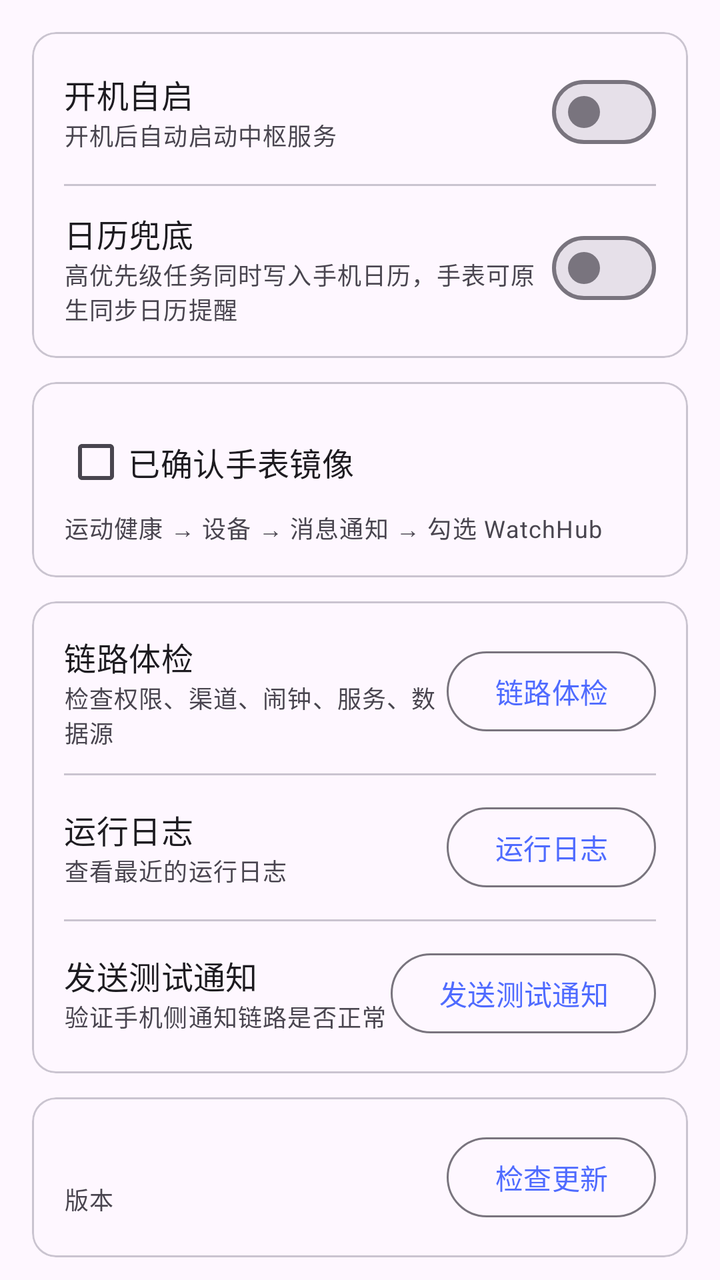
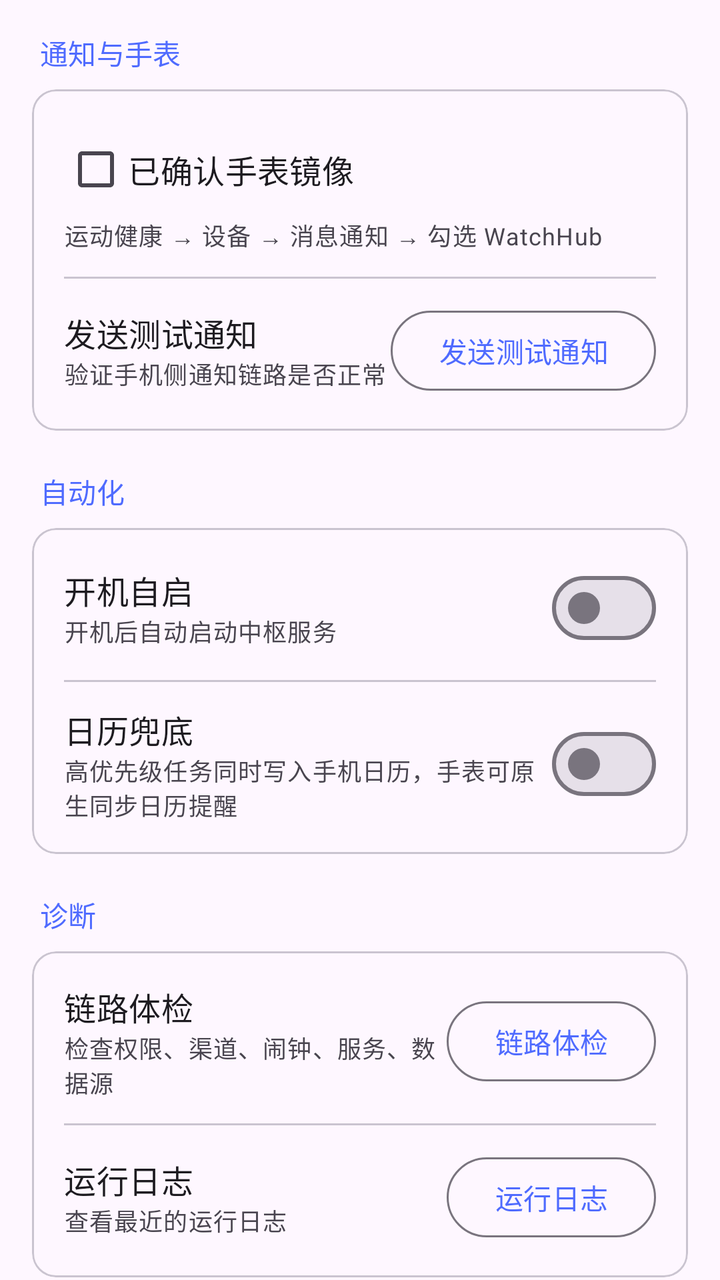

An Android layout rendered at two revisions. The XML below is the earlier revision; the diff shows what the commit changed to produce the second picture.
<!-- AndroidManifest.xml: application theme Theme.WatchHub -->
<!-- res/layout/fragment_settings.xml -->
<?xml version="1.0" encoding="utf-8"?>
<androidx.core.widget.NestedScrollView xmlns:android="http://schemas.android.com/apk/res/android"
    android:layout_width="match_parent"
    android:layout_height="match_parent"
    android:fillViewport="true">

    <LinearLayout
        android:layout_width="match_parent"
        android:layout_height="wrap_content"
        android:orientation="vertical"
        android:padding="16dp">

        <com.google.android.material.card.MaterialCardView
            android:layout_width="match_parent"
            android:layout_height="wrap_content">

            <LinearLayout
                android:layout_width="match_parent"
                android:layout_height="wrap_content"
                android:orientation="vertical"
                android:padding="16dp">

                <LinearLayout
                    android:layout_width="match_parent"
                    android:layout_height="wrap_content"
                    android:gravity="center_vertical"
                    android:orientation="horizontal">

                    <LinearLayout
                        android:layout_width="0dp"
                        android:layout_height="wrap_content"
                        android:layout_weight="1"
                        android:orientation="vertical">

                        <TextView
                            android:layout_width="match_parent"
                            android:layout_height="wrap_content"
                            android:text="@string/settings_start_on_boot"
                            android:textAppearance="?attr/textAppearanceTitleMedium" />

                        <TextView
                            android:layout_width="match_parent"
                            android:layout_height="wrap_content"
                            android:text="@string/settings_start_on_boot_desc"
                            android:textAppearance="@style/TextAppearance.WatchHub.Caption" />
                    </LinearLayout>

                    <com.google.android.material.materialswitch.MaterialSwitch
                        android:id="@+id/switch_boot"
                        android:layout_width="wrap_content"
                        android:layout_height="wrap_content" />
                </LinearLayout>

                <View
                    android:layout_width="match_parent"
                    android:layout_height="1dp"
                    android:layout_marginTop="12dp"
                    android:layout_marginBottom="12dp"
                    android:background="?attr/colorOutlineVariant" />

                <LinearLayout
                    android:layout_width="match_parent"
                    android:layout_height="wrap_content"
                    android:gravity="center_vertical"
                    android:orientation="horizontal">

                    <LinearLayout
                        android:layout_width="0dp"
                        android:layout_height="wrap_content"
                        android:layout_weight="1"
                        android:orientation="vertical">

                        <TextView
                            android:layout_width="match_parent"
                            android:layout_height="wrap_content"
                            android:text="@string/settings_calendar"
                            android:textAppearance="?attr/textAppearanceTitleMedium" />

                        <TextView
                            android:layout_width="match_parent"
                            android:layout_height="wrap_content"
                            android:text="@string/settings_calendar_desc"
                            android:textAppearance="@style/TextAppearance.WatchHub.Caption" />
                    </LinearLayout>

                    <com.google.android.material.materialswitch.MaterialSwitch
                        android:id="@+id/switch_calendar"
                        android:layout_width="wrap_content"
                        android:layout_height="wrap_content" />
                </LinearLayout>
            </LinearLayout>
        </com.google.android.material.card.MaterialCardView>

        <com.google.android.material.card.MaterialCardView
            android:layout_width="match_parent"
            android:layout_height="wrap_content"
            android:layout_marginTop="12dp">

            <LinearLayout
                android:layout_width="match_parent"
                android:layout_height="wrap_content"
                android:orientation="vertical"
                android:padding="16dp">

                <com.google.android.material.checkbox.MaterialCheckBox
                    android:id="@+id/cb_mirror"
                    android:layout_width="match_parent"
                    android:layout_height="wrap_content"
                    android:text="@string/settings_mirror"
                    android:textAppearance="?attr/textAppearanceTitleMedium" />

                <TextView
                    android:layout_width="match_parent"
                    android:layout_height="wrap_content"
                    android:text="@string/settings_mirror_desc"
                    android:textAppearance="@style/TextAppearance.WatchHub.Caption" />
            </LinearLayout>
        </com.google.android.material.card.MaterialCardView>

        <com.google.android.material.card.MaterialCardView
            android:layout_width="match_parent"
            android:layout_height="wrap_content"
            android:layout_marginTop="12dp">

            <LinearLayout
                android:layout_width="match_parent"
                android:layout_height="wrap_content"
                android:orientation="vertical"
                android:padding="16dp">

                <LinearLayout
                    android:layout_width="match_parent"
                    android:layout_height="wrap_content"
                    android:gravity="center_vertical"
                    android:orientation="horizontal">

                    <LinearLayout
                        android:layout_width="0dp"
                        android:layout_height="wrap_content"
                        android:layout_weight="1"
                        android:orientation="vertical">

                        <TextView
                            android:layout_width="match_parent"
                            android:layout_height="wrap_content"
                            android:text="@string/settings_health"
                            android:textAppearance="?attr/textAppearanceTitleMedium" />

                        <TextView
                            android:layout_width="match_parent"
                            android:layout_height="wrap_content"
                            android:text="@string/settings_health_desc"
                            android:textAppearance="@style/TextAppearance.WatchHub.Caption" />
                    </LinearLayout>

                    <com.google.android.material.button.MaterialButton
                        android:id="@+id/btn_health"
                        style="@style/Widget.Material3.Button.OutlinedButton"
                        android:layout_width="wrap_content"
                        android:layout_height="wrap_content"
                        android:text="@string/settings_health" />
                </LinearLayout>

                <View
                    android:layout_width="match_parent"
                    android:layout_height="1dp"
                    android:layout_marginTop="12dp"
                    android:layout_marginBottom="12dp"
                    android:background="?attr/colorOutlineVariant" />

                <LinearLayout
                    android:layout_width="match_parent"
                    android:layout_height="wrap_content"
                    android:gravity="center_vertical"
                    android:orientation="horizontal">

                    <LinearLayout
                        android:layout_width="0dp"
                        android:layout_height="wrap_content"
                        android:layout_weight="1"
                        android:orientation="vertical">

                        <TextView
                            android:layout_width="match_parent"
                            android:layout_height="wrap_content"
                            android:text="@string/settings_logs"
                            android:textAppearance="?attr/textAppearanceTitleMedium" />

                        <TextView
                            android:layout_width="match_parent"
                            android:layout_height="wrap_content"
                            android:text="@string/settings_logs_desc"
                            android:textAppearance="@style/TextAppearance.WatchHub.Caption" />
                    </LinearLayout>

                    <com.google.android.material.button.MaterialButton
                        android:id="@+id/btn_logs"
                        style="@style/Widget.Material3.Button.OutlinedButton"
                        android:layout_width="wrap_content"
                        android:layout_height="wrap_content"
                        android:text="@string/settings_logs" />
                </LinearLayout>

                <View
                    android:layout_width="match_parent"
                    android:layout_height="1dp"
                    android:layout_marginTop="12dp"
                    android:layout_marginBottom="12dp"
                    android:background="?attr/colorOutlineVariant" />

                <LinearLayout
                    android:layout_width="match_parent"
                    android:layout_height="wrap_content"
                    android:gravity="center_vertical"
                    android:orientation="horizontal">

                    <LinearLayout
                        android:layout_width="0dp"
                        android:layout_height="wrap_content"
                        android:layout_weight="1"
                        android:orientation="vertical">

                        <TextView
                            android:layout_width="match_parent"
                            android:layout_height="wrap_content"
                            android:text="@string/settings_test"
                            android:textAppearance="?attr/textAppearanceTitleMedium" />

                        <TextView
                            android:layout_width="match_parent"
                            android:layout_height="wrap_content"
                            android:text="@string/settings_test_desc"
                            android:textAppearance="@style/TextAppearance.WatchHub.Caption" />
                    </LinearLayout>

                    <com.google.android.material.button.MaterialButton
                        android:id="@+id/btn_test"
                        style="@style/Widget.Material3.Button.OutlinedButton"
                        android:layout_width="wrap_content"
                        android:layout_height="wrap_content"
                        android:text="@string/settings_test" />
                </LinearLayout>
            </LinearLayout>
        </com.google.android.material.card.MaterialCardView>

        <com.google.android.material.card.MaterialCardView
            android:layout_width="match_parent"
            android:layout_height="wrap_content"
            android:layout_marginTop="12dp">

            <LinearLayout
                android:layout_width="match_parent"
                android:layout_height="wrap_content"
                android:gravity="center_vertical"
                android:orientation="horizontal"
                android:padding="16dp">

                <LinearLayout
                    android:layout_width="0dp"
                    android:layout_height="wrap_content"
                    android:layout_weight="1"
                    android:orientation="vertical">

                    <TextView
                        android:id="@+id/version"
                        android:layout_width="match_parent"
                        android:layout_height="wrap_content"
                        android:textAppearance="?attr/textAppearanceTitleMedium" />

                    <TextView
                        android:layout_width="match_parent"
                        android:layout_height="wrap_content"
                        android:text="@string/settings_version"
                        android:textAppearance="@style/TextAppearance.WatchHub.Caption" />
                </LinearLayout>

                <com.google.android.material.button.MaterialButton
                    android:id="@+id/btn_update"
                    style="@style/Widget.Material3.Button.OutlinedButton"
                    android:layout_width="wrap_content"
                    android:layout_height="wrap_content"
                    android:text="@string/settings_update" />
            </LinearLayout>
        </com.google.android.material.card.MaterialCardView>
    </LinearLayout>
</androidx.core.widget.NestedScrollView>
<!-- resources referenced by this layout -->
<resources>
  <string name="settings_calendar">日历兜底</string>
  <string name="settings_calendar_desc">高优先级任务同时写入手机日历，手表可原生同步日历提醒</string>
  <string name="settings_health">链路体检</string>
  <string name="settings_health_desc">检查权限、渠道、闹钟、服务、数据源</string>
  <string name="settings_logs">运行日志</string>
  <string name="settings_logs_desc">查看最近的运行日志</string>
  <string name="settings_mirror">已确认手表镜像</string>
  <string name="settings_mirror_desc">运动健康 → 设备 → 消息通知 → 勾选 WatchHub</string>
  <string name="settings_start_on_boot">开机自启</string>
  <string name="settings_start_on_boot_desc">开机后自动启动中枢服务</string>
  <string name="settings_test">发送测试通知</string>
  <string name="settings_test_desc">验证手机侧通知链路是否正常</string>
  <string name="settings_update">检查更新</string>
  <string name="settings_version">版本</string>
  <style name="TextAppearance.WatchHub.Caption" parent="TextAppearance.Material3.BodySmall">
          <item name="android:textColor">?attr/colorOnSurfaceVariant</item>
      </style>
  <style name="Theme.WatchHub" parent="Theme.Material3.DayNight.NoActionBar">
          <item name="colorPrimary">#4F6BFF</item>
          <item name="colorSecondary">#6C5CE7</item>
      </style>
</resources>

<!-- the commit's change to res/layout/fragment_settings.xml (unified diff, before → after) -->
@@ -1,5 +1,6 @@
 <?xml version="1.0" encoding="utf-8"?>
 <androidx.core.widget.NestedScrollView xmlns:android="http://schemas.android.com/apk/res/android"
+    xmlns:app="http://schemas.android.com/apk/res-auto"
     android:layout_width="match_parent"
     android:layout_height="match_parent"
     android:fillViewport="true">
@@ -10,6 +11,16 @@
         android:orientation="vertical"
         android:padding="16dp">
 
+        
+        <TextView
+            android:layout_width="match_parent"
+            android:layout_height="wrap_content"
+            android:paddingStart="4dp"
+            android:paddingBottom="8dp"
+            android:text="@string/settings_group_notify"
+            android:textAppearance="?attr/textAppearanceTitleSmall"
+            android:textColor="?attr/colorPrimary" />
+
         <com.google.android.material.card.MaterialCardView
             android:layout_width="match_parent"
             android:layout_height="wrap_content">
@@ -20,36 +31,18 @@
                 android:orientation="vertical"
                 android:padding="16dp">
 
-                <LinearLayout
-                    android:layout_width="match_parent"
-                    android:layout_height="wrap_content"
-                    android:gravity="center_vertical"
-                    android:orientation="horizontal">
-
-                    <LinearLayout
-                        android:layout_width="0dp"
-                        android:layout_height="wrap_content"
-                        android:layout_weight="1"
-                        android:orientation="vertical">
-
-                        <TextView
-                            android:layout_width="match_parent"
-                            android:layout_height="wrap_content"
-                            android:text="@string/settings_start_on_boot"
-                            android:textAppearance="?attr/textAppearanceTitleMedium" />
-
-                        <TextView
-                            android:layout_width="match_parent"
-                            android:layout_height="wrap_content"
-                            android:text="@string/settings_start_on_boot_desc"
-                            android:textAppearance="@style/TextAppearance.WatchHub.Caption" />
-                    </LinearLayout>
-
-                    <com.google.android.material.materialswitch.MaterialSwitch
-                        android:id="@+id/switch_boot"
-                        android:layout_width="wrap_content"
-                        android:layout_height="wrap_content" />
-                </LinearLayout>
+                <com.google.android.material.checkbox.MaterialCheckBox
+                    android:id="@+id/cb_mirror"
+                    android:layout_width="match_parent"
+                    android:layout_height="wrap_content"
+                    android:text="@string/settings_mirror"
+                    android:textAppearance="?attr/textAppearanceTitleMedium" />
+
+                <TextView
+                    android:layout_width="match_parent"
+                    android:layout_height="wrap_content"
+                    android:text="@string/settings_mirror_desc"
+                    android:textAppearance="@style/TextAppearance.WatchHub.Caption" />
 
                 <View
                     android:layout_width="match_parent"
@@ -73,28 +66,40 @@
                         <TextView
                             android:layout_width="match_parent"
                             android:layout_height="wrap_content"
-                            android:text="@string/settings_calendar"
-                            android:textAppearance="?attr/textAppearanceTitleMedium" />
-
-                        <TextView
-                            android:layout_width="match_parent"
-                            android:layout_height="wrap_content"
-                            android:text="@string/settings_calendar_desc"
-                            android:textAppearance="@style/TextAppearance.WatchHub.Caption" />
-                    </LinearLayout>
-
-                    <com.google.android.material.materialswitch.MaterialSwitch
-                        android:id="@+id/switch_calendar"
-                        android:layout_width="wrap_content"
-                        android:layout_height="wrap_content" />
+                            android:text="@string/settings_test"
+                            android:textAppearance="?attr/textAppearanceTitleMedium" />
+
+                        <TextView
+                            android:layout_width="match_parent"
+                            android:layout_height="wrap_content"
+                            android:text="@string/settings_test_desc"
+                            android:textAppearance="@style/TextAppearance.WatchHub.Caption" />
+                    </LinearLayout>
+
+                    <com.google.android.material.button.MaterialButton
+                        android:id="@+id/btn_test"
+                        style="@style/Widget.Material3.Button.OutlinedButton"
+                        android:layout_width="wrap_content"
+                        android:layout_height="wrap_content"
+                        android:text="@string/settings_test" />
                 </LinearLayout>
             </LinearLayout>
         </com.google.android.material.card.MaterialCardView>
 
+        
+        <TextView
+            android:layout_width="match_parent"
+            android:layout_height="wrap_content"
+            android:paddingStart="4dp"
+            android:paddingTop="20dp"
+            android:paddingBottom="8dp"
+            android:text="@string/settings_group_automation"
+            android:textAppearance="?attr/textAppearanceTitleSmall"
+            android:textColor="?attr/colorPrimary" />
+
         <com.google.android.material.card.MaterialCardView
             android:layout_width="match_parent"
-            android:layout_height="wrap_content"
-            android:layout_marginTop="12dp">
+            android:layout_height="wrap_content">
 
             <LinearLayout
                 android:layout_width="match_parent"
@@ -102,25 +107,91 @@
                 android:orientation="vertical"
                 android:padding="16dp">
 
-                <com.google.android.material.checkbox.MaterialCheckBox
-                    android:id="@+id/cb_mirror"
-                    android:layout_width="match_parent"
-                    android:layout_height="wrap_content"
-                    android:text="@string/settings_mirror"
-                    android:textAppearance="?attr/textAppearanceTitleMedium" />
-
-                <TextView
-                    android:layout_width="match_parent"
-                    android:layout_height="wrap_content"
-                    android:text="@string/settings_mirror_desc"
-                    android:textAppearance="@style/TextAppearance.WatchHub.Caption" />
+                <LinearLayout
+                    android:layout_width="match_parent"
+                    android:layout_height="wrap_content"
+                    android:gravity="center_vertical"
+                    android:orientation="horizontal">
+
+                    <LinearLayout
+                        android:layout_width="0dp"
+                        android:layout_height="wrap_content"
+                        android:layout_weight="1"
+                        android:orientation="vertical">
+
+                        <TextView
+                            android:layout_width="match_parent"
+                            android:layout_height="wrap_content"
+                            android:text="@string/settings_start_on_boot"
+                            android:textAppearance="?attr/textAppearanceTitleMedium" />
+
+                        <TextView
+                            android:layout_width="match_parent"
+                            android:layout_height="wrap_content"
+                            android:text="@string/settings_start_on_boot_desc"
+                            android:textAppearance="@style/TextAppearance.WatchHub.Caption" />
+                    </LinearLayout>
+
+                    <com.google.android.material.materialswitch.MaterialSwitch
+                        android:id="@+id/switch_boot"
+                        android:layout_width="wrap_content"
+                        android:layout_height="wrap_content" />
+                </LinearLayout>
+
+                <View
+                    android:layout_width="match_parent"
+                    android:layout_height="1dp"
+                    android:layout_marginTop="12dp"
+                    android:layout_marginBottom="12dp"
+                    android:background="?attr/colorOutlineVariant" />
+
+                <LinearLayout
+                    android:layout_width="match_parent"
+                    android:layout_height="wrap_content"
+                    android:gravity="center_vertical"
+                    android:orientation="horizontal">
+
+                    <LinearLayout
+                        android:layout_width="0dp"
+                        android:layout_height="wrap_content"
+                        android:layout_weight="1"
+                        android:orientation="vertical">
+
+                        <TextView
+                            android:layout_width="match_parent"
+                            android:layout_height="wrap_content"
+                            android:text="@string/settings_calendar"
+                            android:textAppearance="?attr/textAppearanceTitleMedium" />
+
+                        <TextView
+                            android:layout_width="match_parent"
+                            android:layout_height="wrap_content"
+                            android:text="@string/settings_calendar_desc"
+                            android:textAppearance="@style/TextAppearance.WatchHub.Caption" />
+                    </LinearLayout>
+
+                    <com.google.android.material.materialswitch.MaterialSwitch
+                        android:id="@+id/switch_calendar"
+                        android:layout_width="wrap_content"
+                        android:layout_height="wrap_content" />
+                </LinearLayout>
             </LinearLayout>
         </com.google.android.material.card.MaterialCardView>
 
+        
+        <TextView
+            android:layout_width="match_parent"
+            android:layout_height="wrap_content"
+            android:paddingStart="4dp"
+            android:paddingTop="20dp"
+            android:paddingBottom="8dp"
+            android:text="@string/settings_group_diagnostics"
+            android:textAppearance="?attr/textAppearanceTitleSmall"
+            android:textColor="?attr/colorPrimary" />
+
         <com.google.android.material.card.MaterialCardView
             android:layout_width="match_parent"
-            android:layout_height="wrap_content"
-            android:layout_marginTop="12dp">
+            android:layout_height="wrap_content">
 
             <LinearLayout
                 android:layout_width="match_parent"
@@ -200,53 +271,23 @@
                         android:layout_height="wrap_content"
                         android:text="@string/settings_logs" />
                 </LinearLayout>
-
-                <View
-                    android:layout_width="match_parent"
-                    android:layout_height="1dp"
-                    android:layout_marginTop="12dp"
-                    android:layout_marginBottom="12dp"
-                    android:background="?attr/colorOutlineVariant" />
-
-                <LinearLayout
-                    android:layout_width="match_parent"
-                    android:layout_height="wrap_content"
-                    android:gravity="center_vertical"
-                    android:orientation="horizontal">
-
-                    <LinearLayout
-                        android:layout_width="0dp"
-                        android:layout_height="wrap_content"
-                        android:layout_weight="1"
-                        android:orientation="vertical">
-
-                        <TextView
-                            android:layout_width="match_parent"
-                            android:layout_height="wrap_content"
-                            android:text="@string/settings_test"
-                            android:textAppearance="?attr/textAppearanceTitleMedium" />
-
-                        <TextView
-                            android:layout_width="match_parent"
-                            android:layout_height="wrap_content"
-                            android:text="@string/settings_test_desc"
-                            android:textAppearance="@style/TextAppearance.WatchHub.Caption" />
-                    </LinearLayout>
-
-                    <com.google.android.material.button.MaterialButton
-                        android:id="@+id/btn_test"
-                        style="@style/Widget.Material3.Button.OutlinedButton"
-                        android:layout_width="wrap_content"
-                        android:layout_height="wrap_content"
-                        android:text="@string/settings_test" />
-                </LinearLayout>
             </LinearLayout>
         </com.google.android.material.card.MaterialCardView>
 
+        
+        <TextView
+            android:layout_width="match_parent"
+            android:layout_height="wrap_content"
+            android:paddingStart="4dp"
+            android:paddingTop="20dp"
+            android:paddingBottom="8dp"
+            android:text="@string/settings_group_about"
+            android:textAppearance="?attr/textAppearanceTitleSmall"
+            android:textColor="?attr/colorPrimary" />
+
         <com.google.android.material.card.MaterialCardView
             android:layout_width="match_parent"
-            android:layout_height="wrap_content"
-            android:layout_marginTop="12dp">
+            android:layout_height="wrap_content">
 
             <LinearLayout
                 android:layout_width="match_parent"
@@ -282,5 +323,9 @@
                     android:text="@string/settings_update" />
             </LinearLayout>
         </com.google.android.material.card.MaterialCardView>
+
+        <View
+            android:layout_width="match_parent"
+            android:layout_height="24dp" />
     </LinearLayout>
 </androidx.core.widget.NestedScrollView>
<!-- resource entries referenced after the edit -->
@@ -2,6 +2,10 @@
 <resources>
   <string name="settings_calendar">日历兜底</string>
   <string name="settings_calendar_desc">高优先级任务同时写入手机日历，手表可原生同步日历提醒</string>
+  <string name="settings_group_about">关于</string>
+  <string name="settings_group_automation">自动化</string>
+  <string name="settings_group_diagnostics">诊断</string>
+  <string name="settings_group_notify">通知与手表</string>
   <string name="settings_health">链路体检</string>
   <string name="settings_health_desc">检查权限、渠道、闹钟、服务、数据源</string>
   <string name="settings_logs">运行日志</string>
